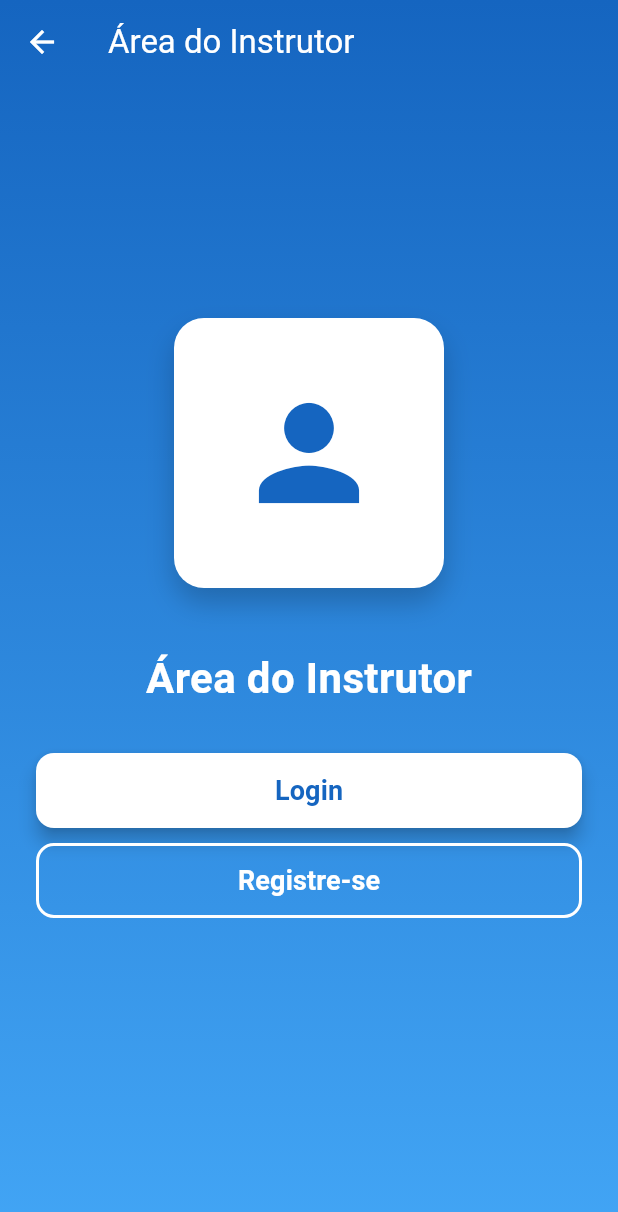
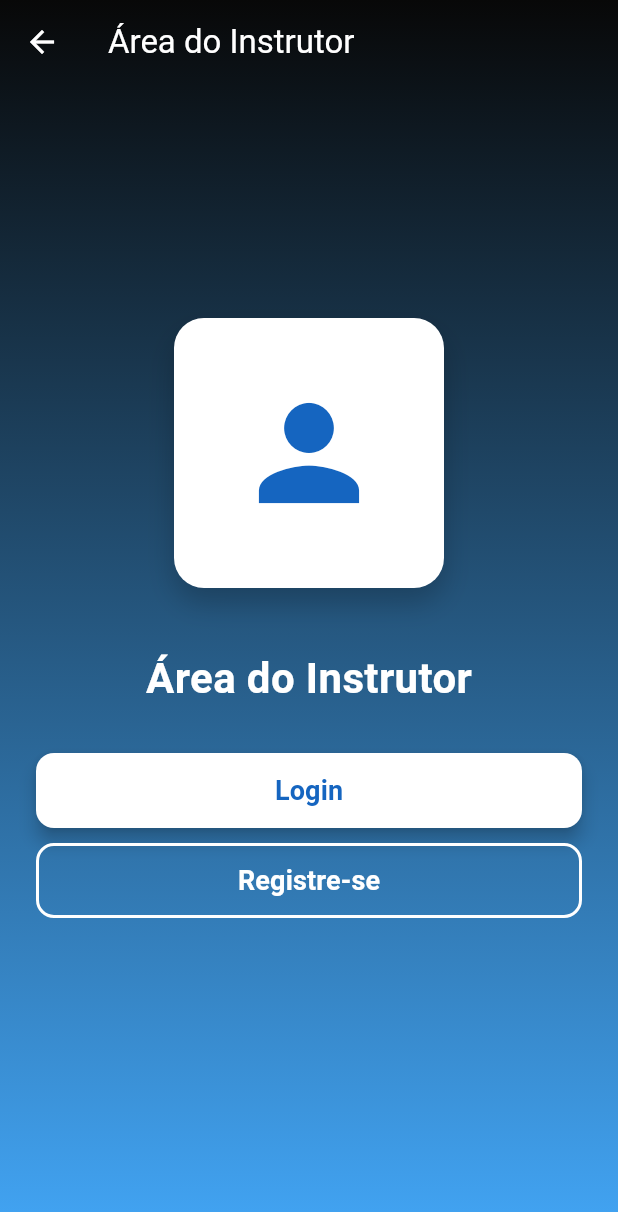
Before and after one commit to ICEI-PUC-Minas-PBR-SI/pbr-si-2024-2-p5-tias-t1-2758101-sustentabilidade-cultura-local, a Flutter app: the screen it shows after launch, after a tap on "Confirmar", on a phone screen of 412 x 824 dp. Shown: the top 1212 px of the screen. Run offline on Flutter 3.47's test engine with Material 3 defaults, Android fonts, the light colour scheme and no system bars; our stand-ins replace cloud_firestore, firebase_auth, firebase_core, table_calendar; accounts and stored records are empty.

Commit message:
layoutNovo

```diff
--- a/lib/areaEstudante.dart
+++ b/lib/areaEstudante.dart
@@ -19,7 +19,7 @@ class StudentHomeScreen extends StatelessWidget {
       body: Container(
         decoration: const BoxDecoration(
           gradient: LinearGradient(
-            colors: [Color(0xFF4A148C), Color(0xFF880E4F)],
+            colors: [Color.fromARGB(255, 32, 31, 32), Color(0xFF880E4F)],
             begin: Alignment.topCenter,
             end: Alignment.bottomCenter,
           ),
--- a/lib/areaInstrutor.dart
+++ b/lib/areaInstrutor.dart
@@ -22,7 +22,7 @@ class InstructorHomeScreen extends StatelessWidget {
       body: Container(
         decoration: const BoxDecoration(
           gradient: LinearGradient(
-            colors: [Color(0xFF1565C0), Color(0xFF42A5F5)],
+            colors: [Color.fromARGB(255, 8, 8, 8), Color(0xFF42A5F5)],
             begin: Alignment.topCenter,
             end: Alignment.bottomCenter,
           ),
--- a/lib/telaInicial.dart
+++ b/lib/telaInicial.dart
@@ -33,7 +33,7 @@ class _AccessTypeScreenState extends State<AccessTypeScreen> {
       body: Container(
         decoration: const BoxDecoration(
           gradient: LinearGradient(
-            colors: [Color(0xFF4A148C), Color(0xFF880E4F)],
+            colors: [Color.fromARGB(255, 32, 6, 65), Color.fromARGB(255, 194, 11, 108)],
             begin: Alignment.topCenter,
             end: Alignment.bottomCenter,
           ),
```
Also changed, not shown: lib/perfilInstrutor.dart (+8 -7 lines), image/assets/logo.jpeg.
